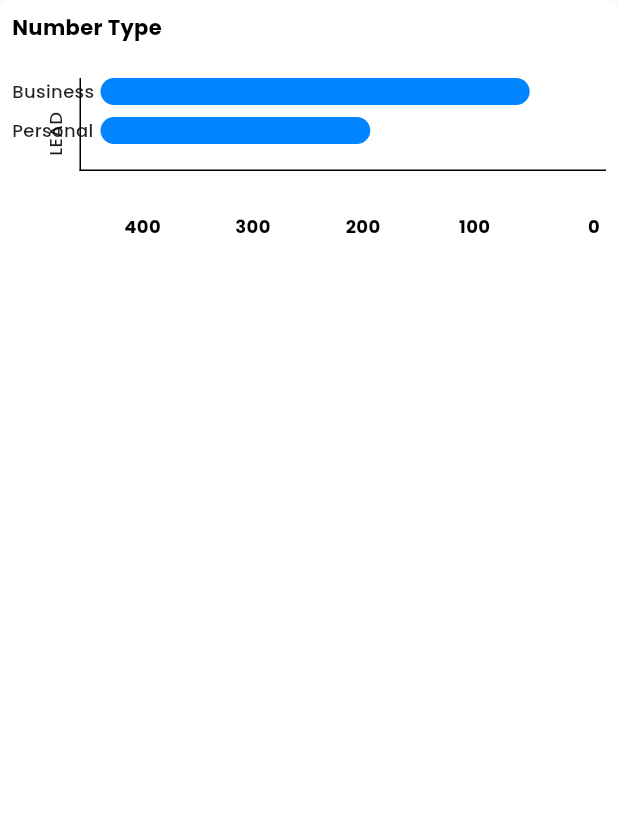
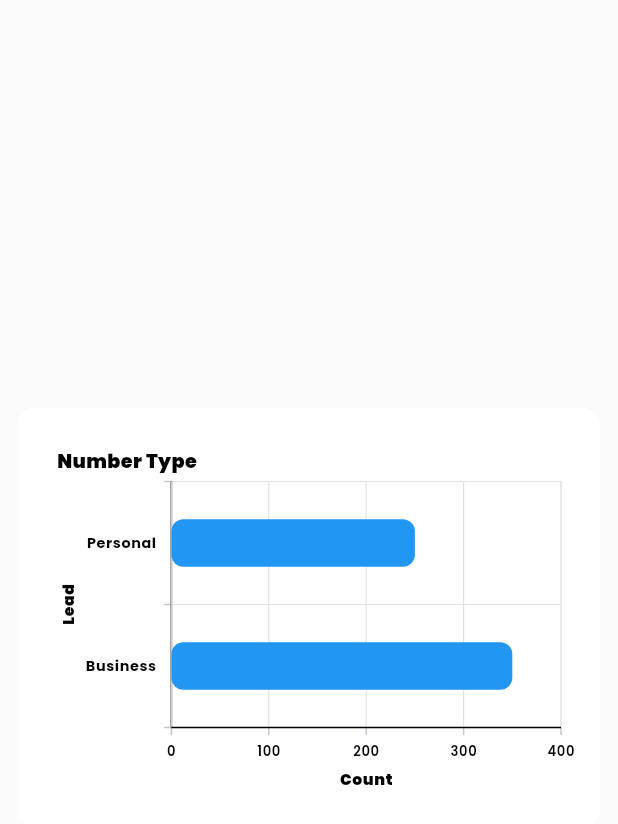
Before and after one commit to huzaifa-huzzi/Super_adminPanel, a Flutter app: the NumberTypesWidget screen opened directly, on a phone screen of 412 x 824 dp. Shown: the top 824 px of the screen. Run offline on Flutter 3.47's test engine with Material 3 defaults, Android fonts, the phone set to English and light mode, and no system bars; our stand-ins replace fl_chart, get, go_router, google_fonts, syncfusion_flutter_charts, url_strategy.

Commit message:
NumberType Graph made

```diff
--- a/lib/Admin/Dashboard/DashboardScreen.dart
+++ b/lib/Admin/Dashboard/DashboardScreen.dart
@@ -11,8 +11,6 @@
 import 'package:super_adminPanel/Admin/Sidebar/SidebarController.dart';
 import 'package:super_adminPanel/Resources/Colors.dart';
 import 'package:super_adminPanel/Resources/String.dart';
-
-
 
 class DashboardScreen extends StatelessWidget {
   const DashboardScreen({super.key});
@@ -42,7 +40,7 @@
     final cardTitleFont = scale(12, 14, 15);
     final cardValueFont = scale(16, 18, 20);
 
-    //  spacing for sections
+    //  spacing for sections (only mobile/tablet)
     final sectionSpacing = isMobile
         ? 24.0
         : isTablet
@@ -104,7 +102,7 @@
                               final sidebarController =
                               Get.find<Sidebarcontroller>();
                               sidebarController.selectedIndex.value = 1;
-                              GoRouter.of(context).go('/formsubmit');
+                              GoRouter.of(context).go('/form');
                             },
                           ),
                         )
@@ -136,7 +134,7 @@
                             final sidebarController =
                             Get.find<Sidebarcontroller>();
                             sidebarController.selectedIndex.value = 1;
-                            GoRouter.of(context).go('/formsubmit');
+                            GoRouter.of(context).go('/form');
                           },
                         ),
                       ],
@@ -203,10 +201,9 @@
                     SizedBox(height: sectionSpacing),
                     KeywordCategoryWidget(),
                     SizedBox(height: sectionSpacing),
-                    const LeadsByEmployeeWidget(),
+                    LeadsByEmployeeWidget(),
                     SizedBox(height: sectionSpacing),
-                    const NumberTypesWidget(),
-
+                    NumberTypesWidget(),
                   ],
                 )
                     : SingleChildScrollView(
@@ -229,14 +226,12 @@
                             SizedBox(width: spacing),
                             Flexible(
                                 flex: 2, child: KeywordCategoryWidget()),
-                            SizedBox(height: sectionSpacing),
-                             Flexible(
-                                 flex: 2,
-                                 child: LeadsByEmployeeWidget()),
-                            SizedBox(height: sectionSpacing),
+                            SizedBox(width: spacing),
                             Flexible(
-                                flex: 2,
-                                child:  NumberTypesWidget()),
+                                flex: 2, child: LeadsByEmployeeWidget()),
+                            SizedBox(width: spacing),
+                            Flexible(
+                                flex: 2, child: NumberTypesWidget()),
 
                           ],
                         ),
--- a/lib/Admin/Dashboard/NumberTypeWidget.dart
+++ b/lib/Admin/Dashboard/NumberTypeWidget.dart
@@ -1,178 +1,127 @@
 import 'package:flutter/material.dart';
-import 'package:super_adminPanel/Resources/Colors.dart';
+import 'package:syncfusion_flutter_charts/charts.dart';
 
 class NumberTypesWidget extends StatelessWidget {
   const NumberTypesWidget({super.key});
 
+  double scale(BuildContext context, double size) {
+    final w = MediaQuery.of(context).size.width;
+    if (w < 500) return size * 0.8;
+    if (w < 900) return size * 0.9;
+    return size;
+  }
+
   @override
   Widget build(BuildContext context) {
-    final screenWidth = MediaQuery.of(context).size.width;
-    final isMobile = screenWidth < 600;
-    final isTablet = screenWidth >= 600 && screenWidth < 1024;
+    final List<SalesData> chartData = [
+      SalesData('Business', 350),
+      SalesData('Personal', 250),
+    ];
 
-    double scale(double mobile, double tablet, double web) =>
-        isMobile ? mobile : isTablet ? tablet : web;
+    return Scaffold(
+      body: LayoutBuilder(
+        builder: (context, constraints) {
+          final isMobile = constraints.maxWidth < 600;
 
-    final padding = scale(8.0, 10.0, 12.0);
-    final titleFontSize = scale(14.0, 13.0, 14.0);
-    final labelFontSize = scale(12.0, 11.0, 12.0);
-
-    final barHeight = scale(18.0, 20.0, 22.0);
-    final values = [350.0, 220.0];
-    const maxValue = 400.0;
-
-    final numberTypes = ["Business", "Personal"];
-
-    final xAxisBottom = scale(20, 24, 28);
-    final yAxisLeft = scale(45, 75, 85);
-    final labelWidth = scale(55, 70, 90);
-
-    return Container(
-      width: double.infinity,
-      padding: EdgeInsets.all(padding),
+          return Center(
+            child: Container(
+              padding: const EdgeInsets.all(16),
+              margin: const EdgeInsets.symmetric(horizontal: 12, vertical: 16),
               decoration: BoxDecoration(
                 color: Colors.white,
-        borderRadius: BorderRadius.circular(8),
+                borderRadius: BorderRadius.circular(12),
               ),
-      child: Column(
-        crossAxisAlignment: CrossAxisAlignment.start,
-        children: [
-          // Title
-          Text(
-            "Number Type",
-            style: TextStyle(
-              fontSize: titleFontSize,
-              fontWeight: FontWeight.bold,
-              color: AppColors.textColors,
-            ),
-          ),
-          SizedBox(height: padding * 3),
 
-          Stack(
-            children: [
-              // Y-axis line
-              Positioned(
-                top: 0,
-                bottom: xAxisBottom,
-                left: yAxisLeft,
-                child: Container(
-                  width: 1,
+              height: isMobile ? 280 : 330,
+
+              child: SfCartesianChart(
+                isTransposed: true,
+
+                title: ChartTitle(
+                  text: 'Number Type',
+                  alignment: ChartAlignment.near,
+                  textStyle: TextStyle(
+                    fontSize: scale(context, 16),
+                    fontWeight: FontWeight.w900,
                     color: Colors.black,
                   ),
                 ),
 
-              // X-axis
-              Positioned(
-                left: yAxisLeft,
-                right: 0,
-                bottom: xAxisBottom,
-                child: Container(
-                  height: 1,
+                primaryXAxis: CategoryAxis(
+                  title: AxisTitle(
+                    text: 'Lead',
+                    textStyle: TextStyle(
+                      fontSize: scale(context, 13),
+                      fontWeight: FontWeight.w900,
                       color: Colors.black,
                     ),
                   ),
+                  labelStyle: TextStyle(
+                    fontSize: scale(context, 12),
+                    fontWeight: FontWeight.bold,
+                    color: Colors.black,
+                  ),
+                  axisLine: const AxisLine(color: Colors.black, width: 1),
+                ),
 
-              // Vertical "LEAD" text (shared for both bars)
-              Positioned(
-                top: 0,
-                bottom: xAxisBottom + scale(10, 12, 14),
-                left: yAxisLeft - scale(25, 30, 35), // thoda gap left se
-                child: RotatedBox(
-                  quarterTurns: 3,
-                  child: Text(
-                    "LEAD",
-                    style: TextStyle(
-                      fontSize: labelFontSize,
-                      fontWeight: FontWeight.w500,
-                      color: Colors.black87,
+                primaryYAxis: NumericAxis(
+                  title: AxisTitle(
+                    text: 'Count',
+                    textStyle: TextStyle(
+                      fontSize: scale(context, 13),
+                      fontWeight: FontWeight.w900,
+                      color: Colors.black,
                     ),
                   ),
-                ),
+                  isInversed: false,
+                  minimum: 0,
+                  maximum: 400,
+                  interval: 100,
+
+
+                  labelStyle: TextStyle(
+                    fontSize: scale(context, 11),
+                    fontWeight: FontWeight.w600,
+                    color: Colors.black,
                   ),
 
-              // Bars
-              Padding(
-                padding: EdgeInsets.only(
-                  left: 0,
-                  bottom: xAxisBottom + scale(10, 12, 14),
-                  right: scale(10, 12, 14),
+                  majorGridLines: const MajorGridLines(
+                    color: Color(0xFFE0E0E0),
+                    width: 0.7,
                   ),
-                child: Column(
-                  crossAxisAlignment: CrossAxisAlignment.start,
-                  children: List.generate(numberTypes.length, (index) {
-                    final progress = values[index] / maxValue;
+                  axisLine: const AxisLine(color: Colors.black, width: 1),
+                ),
 
-                    return Padding(
-                      padding: EdgeInsets.only(bottom: scale(8, 10, 12)),
-                      child: Row(
-                        crossAxisAlignment: CrossAxisAlignment.center,
-                        children: [
-                          // Y-axis label
-                          SizedBox(
-                            width: labelWidth,
-                            child: Text(
-                              numberTypes[index],
-                              style: TextStyle(
-                                fontSize: labelFontSize,
-                                fontWeight: FontWeight.w500,
-                                color: Colors.black87,
-                              ),
-                            ),
-                          ),
-                          SizedBox(width: scale(4, 6, 8)),
+                series: <ColumnSeries<SalesData, String>>[
+                  ColumnSeries<SalesData, String>(
+                    dataSource: chartData,
+                    xValueMapper: (SalesData data, _) => data.type,
+                    yValueMapper: (SalesData data, _) => data.sales,
 
-                          // Bar
-                          Expanded(
-                            child: Align(
-                              alignment: Alignment.centerLeft,
-                              child: FractionallySizedBox(
-                                widthFactor: progress,
-                                child: Container(
-                                  height: barHeight,
-                                  decoration: BoxDecoration(
-                                    color: AppColors.primaryColor,
-                                    borderRadius: BorderRadius.circular(50),
-                                  ),
-                                ),
-                              ),
+                    sortingOrder: SortingOrder.descending,
+
+                    width: isMobile ? 0.55 : 0.6,
+                    spacing: 0.3,
+                    color: Colors.blue,
+                    borderRadius: BorderRadius.circular(8),
+
+                    dataLabelSettings: DataLabelSettings(
+                      isVisible: false,
                       ),
                     ),
                 ],
               ),
-                    );
-                  }),
-                ),
-              ),
-            ],
-          ),
-
-          SizedBox(height: scale(8, 10, 12)),
-
-          // Counts
-          Padding(
-            padding: EdgeInsets.only(left: yAxisLeft - scale(15, 15, 15)),
-            child: Row(
-              children: List.generate(5, (i) {
-                final step = maxValue - (maxValue / 4) * i;
-                return Expanded(
-                  child: Container(
-                    alignment: Alignment.centerRight,
-                    padding: EdgeInsets.only(right: scale(4, 6, 8)),
-                    child: Text(
-                      step.toInt().toString(),
-                      style: TextStyle(
-                        fontSize: labelFontSize,
-                        color: Colors.black,
-                        fontWeight: FontWeight.bold, // bold counts
-                      ),
-                    ),
             ),
           );
-              }),
-            ),
-          ),
-        ],
+        },
       ),
     );
   }
 }
+
+
+class SalesData {
+  final String type;
+  final int sales;
+  SalesData(this.type, this.sales);
+}
--- a/lib/main.dart
+++ b/lib/main.dart
@@ -6,6 +6,7 @@
 import 'package:super_adminPanel/Admin/CountryScreen/CountryScreen.dart';
 import 'package:super_adminPanel/Admin/CountryScreen/addCountryScreen.dart';
 import 'package:super_adminPanel/Admin/Dashboard/DashboardScreen.dart';
+import 'package:super_adminPanel/Admin/Dashboard/NumberTypeWidget.dart';
 import 'package:super_adminPanel/Admin/Employee/AddEmployeeScreen.dart';
 import 'package:super_adminPanel/Admin/Employee/EditEmployeeInfoScreen.dart';
 import 'package:super_adminPanel/Admin/Employee/EmployeeScreen.dart';
--- a/pubspec.yaml
+++ b/pubspec.yaml
@@ -26,7 +26,7 @@
   google_fonts: ^6.3.1
   url_strategy: ^0.3.0
   go_router: ^16.2.4
-  fl_chart: ^0.63.0
+  fl_chart: ^0.68.0
   data_table_2: ^2.6.0
   syncfusion_flutter_charts: ^31.2.10
   #state management#
```
Also changed, not shown: pubspec.lock. Lines whose indentation alone changed are shown as unchanged.
